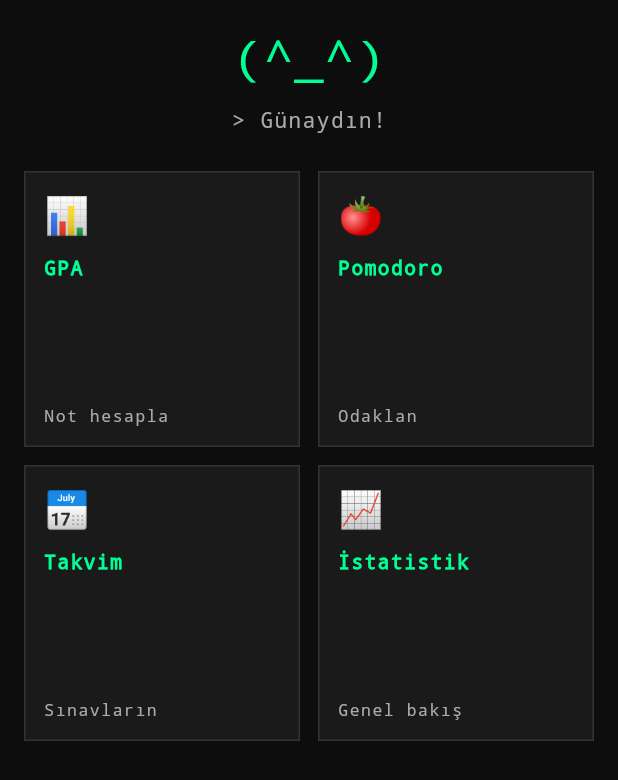
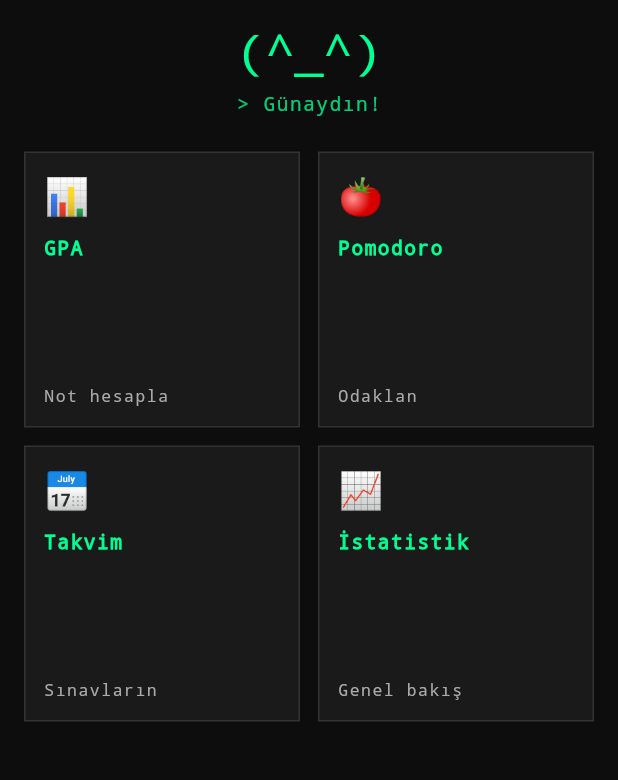
Before and after one commit to haktangur/UniApp, a Flutter app: the screen it shows after launch, on a phone screen of 412 x 824 dp. Shown: the top 780 px of the screen. Run offline on Flutter 3.47's test engine with Material 3 defaults, Android fonts, the phone set to English and light mode, and no system bars; our stand-ins replace flutter_riverpod.

Commit message:
feat: a mascot state added based on pomodoro

```diff
--- a/lib/main.dart
+++ b/lib/main.dart
@@ -1,9 +1,10 @@
 import 'package:flutter/material.dart';
+import 'package:flutter_riverpod/flutter_riverpod.dart';
 import 'theme/pixel_theme.dart';
 import 'screens/dashboard_screen.dart';
 
 void main() {
-  runApp(const UniApp());
+  runApp(const ProviderScope(child: UniApp()));
 }
 
 class UniApp extends StatelessWidget {
--- a/lib/screens/dashboard_screen.dart
+++ b/lib/screens/dashboard_screen.dart
@@ -5,12 +5,13 @@ import 'pomodoro_screen.dart';
 import 'gpa_screen.dart';
 import 'calendar_screen.dart';
 import 'stats_screen.dart';
+import 'package:flutter_riverpod/flutter_riverpod.dart';
 
-class DashboardScreen extends StatelessWidget {
+class DashboardScreen extends ConsumerWidget {
   const DashboardScreen({super.key});
 
   @override
-  Widget build(BuildContext context) {
+  Widget build(BuildContext context, WidgetRef ref) {
     final cards = [
       {'title': 'GPA', 'icon': '📊', 'preview': 'Not hesapla'},
       {'title': 'Pomodoro', 'icon': '🍅', 'preview': 'Odaklan'},
--- /dev/null
+++ b/lib/state/app_state.dart
@@ -0,0 +1,30 @@
+import 'package:flutter_riverpod/flutter_riverpod.dart';
+import 'pomodoro_state.dart';
+import 'stats_state.dart';
+
+enum MascotMood { idle, focusing, happy, sad }
+
+class AppState {
+  final MascotMood mood;
+  final PomodoroState pomodoro;
+  final StatsState stats;
+
+  const AppState({
+    required this.mood,
+    required this.pomodoro,
+    required this.stats,
+  });
+}
+
+final pomodoroProvider = ChangeNotifierProvider((ref) => PomodoroState());
+final statsProvider = ChangeNotifierProvider((ref) => StatsState());
+
+final mascotMoodProvider = Provider((ref) {
+  final pomodoro = ref.watch(pomodoroProvider);
+  final stats = ref.watch(statsProvider);
+
+  if (pomodoro.isRunning) return MascotMood.focusing;
+  if (stats.streak >= 3) return MascotMood.happy;
+  if (stats.totalMinutes == 0) return MascotMood.sad;
+  return MascotMood.idle;
+});
--- a/lib/widgets/mascot_widget.dart
+++ b/lib/widgets/mascot_widget.dart
@@ -1,8 +1,52 @@
 import 'package:flutter/material.dart';
+import 'package:flutter_riverpod/flutter_riverpod.dart';
+import '../state/app_state.dart';
 import '../theme/pixel_theme.dart';
 
-class MascotWidget extends StatelessWidget {
+class MascotWidget extends ConsumerStatefulWidget {
   const MascotWidget({super.key});
+
+  @override
+  ConsumerState<MascotWidget> createState() => _MascotWidgetState();
+}
+
+class _MascotWidgetState extends ConsumerState<MascotWidget>
+    with SingleTickerProviderStateMixin {
+  late AnimationController _controller;
+  late Animation<double> _bounce;
+
+  @override
+  void initState() {
+    super.initState();
+    _controller = AnimationController(
+      vsync: this,
+      duration: const Duration(milliseconds: 800),
+    )..repeat(reverse: true);
+
+    _bounce = Tween<double>(
+      begin: 0,
+      end: 6,
+    ).animate(CurvedAnimation(parent: _controller, curve: Curves.easeInOut));
+  }
+
+  @override
+  void dispose() {
+    _controller.dispose();
+    super.dispose();
+  }
+
+  (String, String, Color) _moodData(MascotMood mood) {
+    switch (mood) {
+      case MascotMood.focusing:
+        return ('(-_-)', '> Odaklanıyorum...', PixelTheme.secondary);
+      case MascotMood.happy:
+        return ('(^o^)', '> Harika gidiyorsun!', PixelTheme.accent);
+      case MascotMood.sad:
+        return ('(T_T)', '> Çalışmaya başla!', PixelTheme.danger);
+      case MascotMood.idle:
+        return ('(^_^)', _greeting(), PixelTheme.primary);
+    }
+  }
 
   String _greeting() {
     final hour = DateTime.now().hour;
@@ -13,22 +57,39 @@ class MascotWidget extends StatelessWidget {
 
   @override
   Widget build(BuildContext context) {
-    return Column(
+    final mood = ref.watch(mascotMoodProvider);
+    final (face, text, color) = _moodData(mood);
+
+    return AnimatedBuilder(
+      animation: _bounce,
+      builder: (context, child) {
+        final shouldBounce =
+            mood == MascotMood.happy || mood == MascotMood.focusing;
+        return Transform.translate(
+          offset: Offset(0, shouldBounce ? -_bounce.value : 0),
+          child: child,
+        );
+      },
+      child: Column(
         children: [
-        const Text(
-          '(^_^)',
-          style: TextStyle(color: PixelTheme.primary, fontSize: 32),
+          AnimatedDefaultTextStyle(
+            duration: const Duration(milliseconds: 400),
+            style: TextStyle(color: color, fontSize: 32, fontFamily: 'Courier'),
+            child: Text(face),
           ),
           const SizedBox(height: 8),
-        Text(
-          _greeting(),
-          style: const TextStyle(
-            color: PixelTheme.textSecondary,
-            fontSize: 14,
+          AnimatedDefaultTextStyle(
+            duration: const Duration(milliseconds: 400),
+            style: TextStyle(
+              color: color.withOpacity(0.8),
+              fontSize: 13,
+              fontFamily: 'Courier',
               letterSpacing: 1,
             ),
+            child: Text(text),
           ),
         ],
+      ),
     );
   }
 }
--- a/pubspec.yaml
+++ b/pubspec.yaml
@@ -38,6 +38,7 @@ dependencies:
 dev_dependencies:
   flutter_test:
     sdk: flutter
+  flutter_riverpod: ^2.6.1
 
   # The "flutter_lints" package below contains a set of recommended lints to
   # encourage good coding practices. The lint set provided by the package is
```
Also changed, not shown: lib/screens/pomodoro_screen.dart (+11 -27 lines), pubspec.lock. Lines whose indentation alone changed are shown as unchanged.
